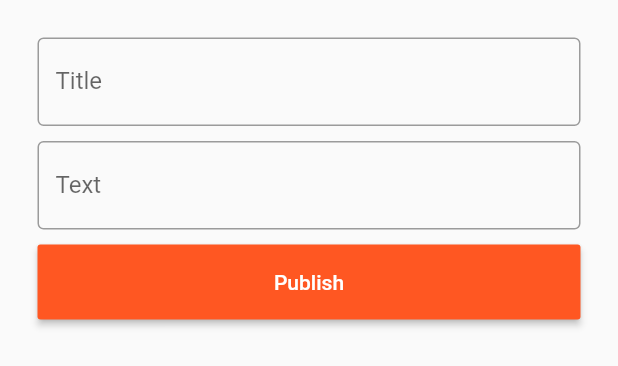
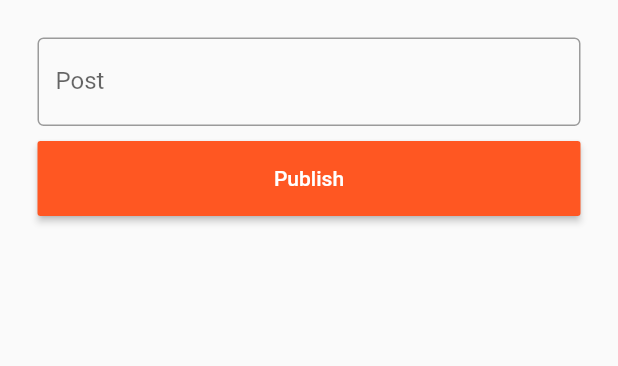
Before and after one commit to BlackIQ/Firebase-Practical-3, a Flutter app: the AddTab widget shown alone on an empty page, opened directly, on a phone screen of 412 x 824 dp. Shown: the top 366 px of the screen. Run offline on Flutter 3.47's test engine with Material 2 defaults, Android fonts, the phone set to English and light mode, and no system bars; our stand-ins replace cloud_firestore, firebase_auth, font_awesome_flutter, google_sign_in; accounts and stored records are empty.

Commit message:
Rempve title field

```diff
--- a/lib/app/screens/home/tabs/add.dart
+++ b/lib/app/screens/home/tabs/add.dart
@@ -1,12 +1,6 @@
-import 'package:cloud_firestore/cloud_firestore.dart';
 import 'package:flutter/material.dart';
-import 'package:font_awesome_flutter/font_awesome_flutter.dart';
-import 'package:multifirebaseauthentication/app/models/user.dart';
-import 'package:multifirebaseauthentication/app/services/database.dart';
 import 'package:multifirebaseauthentication/app/widgets/buttons/wide_button.dart';
 import 'package:multifirebaseauthentication/app/widgets/fields/wide_field.dart';
-import 'package:multifirebaseauthentication/app/widgets/posts/screen_post.dart';
-import 'package:provider/provider.dart';
 
 class AddTab extends StatelessWidget {
   @override
@@ -14,7 +8,6 @@ class AddTab extends StatelessWidget {
     TextEditingController _title = TextEditingController();
     TextEditingController _content = TextEditingController();
 
-    final User user = Provider.of<User>(context);
     return SingleChildScrollView(
       padding: EdgeInsets.all(25),
       child: Column(
@@ -22,18 +15,9 @@ class AddTab extends StatelessWidget {
         crossAxisAlignment: CrossAxisAlignment.start,
         children: <Widget>[
           WideField(
-            lines: 1,
-            controller: _title,
-            hint: 'Title of the post',
-            label: 'Title',
-            obsecure: false,
-          ),
-          SizedBox(height: 10),
-          WideField(
-            lines: 5,
             controller: _content,
             hint: 'Write your post content',
-            label: 'Text',
+            label: 'Post',
             obsecure: false,
           ),
           SizedBox(height: 10),
```
